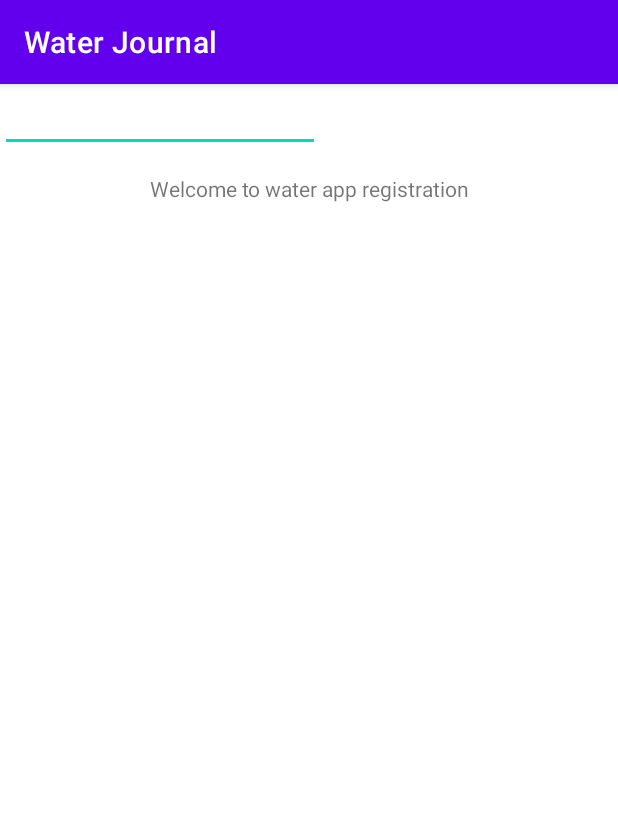
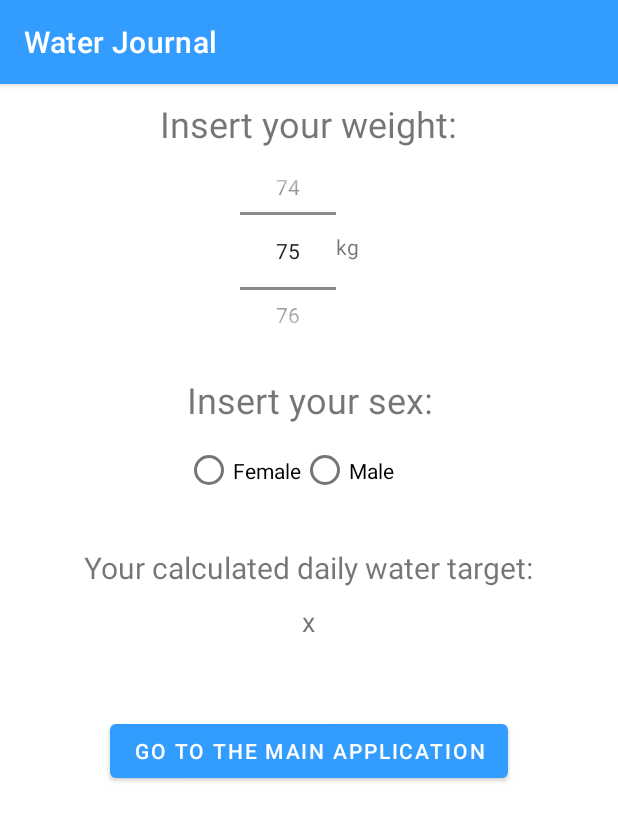
Before and after one commit to saabismi/waterjournal, an Android app: the screen it shows after launch (Registration), on a phone screen of 412 x 824 dp. Shown: the top 821 px of the screen. Run offline under Robolectric (Android 15) with nearby library versions, the phone set to English and light mode, and no system bars.

Commit message:
changed the registration activity's layout to linear and set up some variables, etc.

```diff
--- a/app/src/main/java/com/example/waterjournal/Registration.java
+++ b/app/src/main/java/com/example/waterjournal/Registration.java
@@ -2,13 +2,50 @@ package com.example.waterjournal;
 
 import androidx.appcompat.app.AppCompatActivity;
 
+import android.content.SharedPreferences;
 import android.os.Bundle;
+import android.widget.Button;
+import android.widget.NumberPicker;
+import android.widget.RadioButton;
+import android.widget.RadioGroup;
+import android.widget.TextView;
+
+import org.w3c.dom.Text;
 
 public class Registration extends AppCompatActivity {
+
+    private SharedPreferences preferences; // create sharedpreferences variable
+    private final String USER_STORE = "UserStore"; // create preferences for storing information about the user, etc.
+    private final String userRegistered = "userRegistered"; // storage for sharing the information about whether the user is registered already or not
+    private final String userWeight  = "userWeight"; // storage for storing the user weight
+    private final String userSex = "userSex"; // storage for storing the user's sex
+    private final String userTarget = "userTarget"; // target water amount per day
+
+    private String TAG = "WaterLog:"; // easy to use tag for logging
+
+    private RadioGroup radioSex; // radio group
+    private RadioButton radioFemale; // radio button with value female
+    private RadioButton radioMale; // radio button with value male
+    private NumberPicker pickWeight; // number picker for choosing weight
+    private TextView previewTarget; // textview for showing the preview for the water target
+    private Button toMain; // button for going to the main activity
 
     @Override
     protected void onCreate(Bundle savedInstanceState) {
         super.onCreate(savedInstanceState);
         setContentView(R.layout.activity_registration);
+
+        /* Set the values for the previously initialised variables */
+        radioSex = findViewById(R.id.radiosSex);
+        radioFemale = findViewById(R.id.radioFemale);
+        radioMale = findViewById(R.id.radioMale);
+        pickWeight = findViewById(R.id.numPickWeight);
+        previewTarget = findViewById(R.id.previewTarget);
+        toMain = findViewById(R.id.toMainButton);
+
+        pickWeight.setMaxValue(200);
+        pickWeight.setMinValue(20);
+        pickWeight.setValue(75);
+
     }
 }
--- a/app/src/main/res/layout/activity_registration.xml
+++ b/app/src/main/res/layout/activity_registration.xml
@@ -1,28 +1,110 @@
 <?xml version="1.0" encoding="utf-8"?>
+<LinearLayout xmlns:android="http://schemas.android.com/apk/res/android"
+    android:id="@+id/main"
+    android:layout_width="match_parent"
+    android:layout_height="match_parent"
+    android:orientation="vertical"
+    android:paddingLeft="16dp"
+    android:paddingRight="16dp">
+    <!--
 <androidx.constraintlayout.widget.ConstraintLayout xmlns:android="http://schemas.android.com/apk/res/android"
     xmlns:app="http://schemas.android.com/apk/res-auto"
     xmlns:tools="http://schemas.android.com/tools"
     android:layout_width="match_parent"
     android:layout_height="match_parent"
-    tools:context=".Registration">
+    tools:context=".Registration">-->
 
     <TextView
-        android:id="@+id/textView"
+        android:id="@+id/askWeight"
         android:layout_width="wrap_content"
         android:layout_height="wrap_content"
-        android:layout_marginTop="60dp"
-        android:text="Welcome to water app registration"
+        android:layout_gravity="center"
+        android:layout_marginTop="10dp"
+        android:text="@string/insert_weight"
         android:textAlignment="center"
-        app:layout_constraintEnd_toEndOf="parent"
-        app:layout_constraintStart_toStartOf="parent"
-        app:layout_constraintTop_toTopOf="parent" />
+        android:textSize="24sp" />
 
-    <EditText
-        android:id="@+id/editTextNumberDecimal"
+    <LinearLayout
+        android:id="@+id/weightSelectionContainer"
+        android:layout_width="92dp"
+        android:layout_height="131dp"
+        android:layout_gravity="center"
+        android:orientation="horizontal">
+
+        <NumberPicker
+            android:id="@+id/numPickWeight"
+            android:layout_width="wrap_content"
+            android:layout_height="wrap_content"
+            android:layout_gravity="center"
+            android:layout_marginTop="3dp" />
+
+        <TextView
+            android:id="@+id/kg"
+            android:layout_width="match_parent"
+            android:layout_height="wrap_content"
+            android:layout_gravity="center"
+            android:text="@string/kg" />
+    </LinearLayout>
+
+    <TextView
+        android:id="@+id/askSex"
         android:layout_width="wrap_content"
         android:layout_height="wrap_content"
-        android:ems="10"
-        android:inputType="numberDecimal"
-        tools:layout_editor_absoluteX="101dp"
-        tools:layout_editor_absoluteY="323dp" />
-</androidx.constraintlayout.widget.ConstraintLayout>
+        android:layout_gravity="center"
+        android:layout_marginTop="20dp"
+        android:text="@string/insert_sex"
+        android:textAlignment="center"
+        android:textSize="24sp" />
+
+    <RadioGroup
+        android:id="@+id/radiosSex"
+        android:layout_width="165dp"
+        android:layout_height="62dp"
+        android:layout_gravity="center"
+        android:orientation="horizontal">
+
+        <RadioButton
+            android:id="@+id/radioFemale"
+            android:layout_width="wrap_content"
+            android:layout_height="match_parent"
+            android:minWidth="48dp"
+            android:text="@string/female" />
+
+        <RadioButton
+            android:id="@+id/radioMale"
+            android:layout_width="86dp"
+            android:layout_height="match_parent"
+            android:text="@string/male" />
+
+    </RadioGroup>
+
+    <TextView
+        android:id="@+id/tellTarget"
+        android:layout_width="wrap_content"
+        android:layout_height="wrap_content"
+        android:layout_gravity="center"
+        android:layout_marginTop="20dp"
+        android:text="@string/announce_water_target"
+        android:textAlignment="center"
+        android:textSize="20sp" />
+
+    <TextView
+        android:id="@+id/previewTarget"
+        android:layout_width="wrap_content"
+        android:layout_height="wrap_content"
+        android:layout_gravity="center"
+        android:layout_marginTop="10dp"
+        android:text="@string/placeholder_x"
+        android:textAlignment="center"
+        android:textSize="18sp" />
+
+    <Button
+        android:id="@+id/toMainButton"
+        android:layout_width="wrap_content"
+        android:layout_height="wrap_content"
+        android:layout_gravity="center"
+        android:layout_marginTop="50dp"
+        android:text="@string/toMainButton" />
+
+    <!--</androidx.constraintlayout.widget.ConstraintLayout>-->
+</LinearLayout>
--- a/app/src/main/res/values/strings.xml
+++ b/app/src/main/res/values/strings.xml
@@ -4,4 +4,11 @@
     <string name="announce_sex">Your sex:</string>
     <string name="announce_target">Your daily water target:</string>
     <string name="placeholder_x">x</string>
+    <string name="insert_weight">Insert your weight:</string>
+    <string name="kg">kg</string>
+    <string name="insert_sex">Insert your sex:</string>
+    <string name="male">Male</string>
+    <string name="female">Female</string>
+    <string name="announce_water_target">Your calculated daily water target:</string>
+    <string name="toMainButton">Go to the main application</string>
 </resources>
--- a/app/src/main/res/values/themes.xml
+++ b/app/src/main/res/values/themes.xml
@@ -2,8 +2,8 @@
     <!-- Base application theme. -->
     <style name="Theme.WaterJournal" parent="Theme.MaterialComponents.DayNight.DarkActionBar">
         <!-- Primary brand color. -->
-        <item name="colorPrimary">@color/purple_500</item>
-        <item name="colorPrimaryVariant">@color/purple_700</item>
+        <item name="colorPrimary">#339cff</item>
+        <item name="colorPrimaryVariant">#335fff</item>
         <item name="colorOnPrimary">@color/white</item>
         <!-- Secondary brand color. -->
         <item name="colorSecondary">@color/teal_200</item>
```
